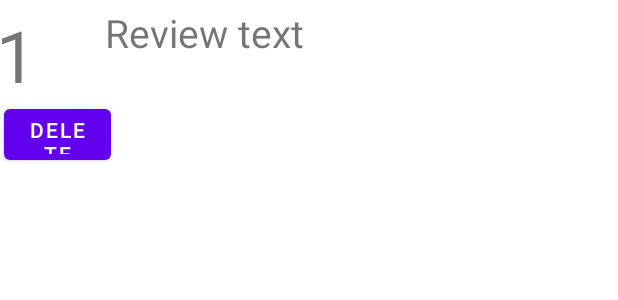
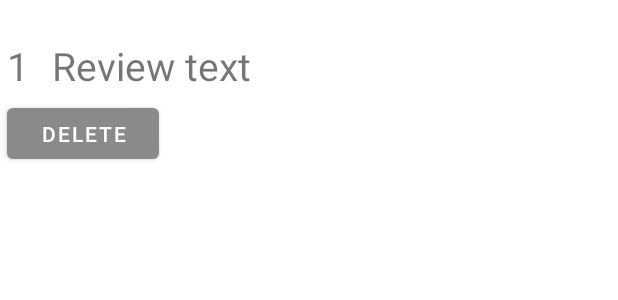
Before and after one commit to bjorgvinhall/HikersOfIceland, an Android app: the layout review_list_item.xml on its own in the app's theme, with its tools: preview values and no code run, on a phone screen of 412 x 824 dp. Shown: the top 300 px of the screen. Run offline under Robolectric (Android 15) with nearby library versions, the phone set to English and light mode, and no system bars; network calls fail.

Commit message:
Gerði review töflununa fallegri

```diff
--- a/app/src/main/java/is/hi/hbv601g/hikers/HikeActivity.java
+++ b/app/src/main/java/is/hi/hbv601g/hikers/HikeActivity.java
@@ -102,6 +102,8 @@ public class HikeActivity extends AppCompatActivity {
                 @Override
                 public void onClick(View v) {
                     //delete Review if userid = current useid
+                    Toast.makeText(getApplicationContext(), "Not implemented", Toast.LENGTH_SHORT).show();
+
                 }
             });
             return itemView;
--- a/app/src/main/res/layout/review_list_item.xml
+++ b/app/src/main/res/layout/review_list_item.xml
@@ -12,27 +12,28 @@
 
         <Button
             android:id="@+id/reviewlist_button"
-            android:layout_width="71dp"
+            android:layout_width="101dp"
             android:layout_height="46dp"
-            android:layout_x="3dp"
-            android:layout_y="67dp"
-            android:text="Delete" />
+            android:layout_x="5dp"
+            android:layout_y="66dp"
+            android:text="Delete"
+            app:backgroundTint="#8A8A8A" />
 
         <TextView
             android:id="@+id/reviewlist_rating"
-            android:layout_width="127dp"
-            android:layout_height="61dp"
-            android:layout_x="-3dp"
-            android:layout_y="4dp"
+            android:layout_width="37dp"
+            android:layout_height="wrap_content"
+            android:layout_x="5dp"
+            android:layout_y="26dp"
             android:text="1"
-            android:textSize="48sp" />
+            android:textSize="26sp" />
 
         <TextView
             android:id="@+id/reviewlist_desc"
-            android:layout_width="323dp"
-            android:layout_height="81dp"
-            android:layout_x="70dp"
-            android:layout_y="4dp"
+            android:layout_width="325dp"
+            android:layout_height="wrap_content"
+            android:layout_x="35dp"
+            android:layout_y="26dp"
             android:text="Review text"
             android:textSize="26dp" />
     </AbsoluteLayout>
```
